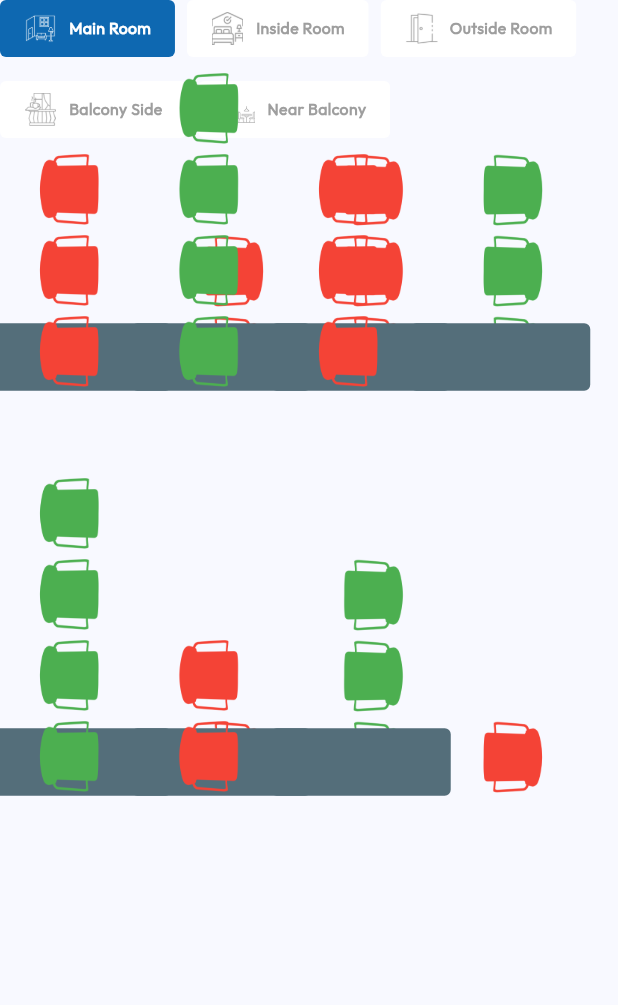
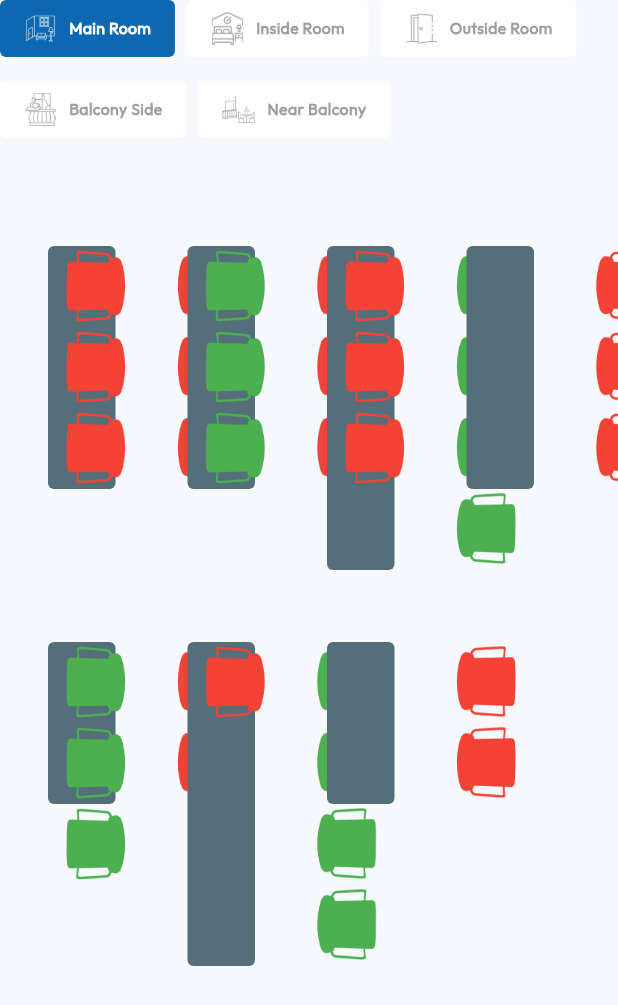
Before and after one commit to MohammedAliDesvtree/kedasrd_desktop, a Flutter app: the TablesView widget shown alone on an empty page, opened directly, on a phone screen of 412 x 824 dp. Shown: the top 1005 px of the screen. Run offline on Flutter 3.47's test engine with Material 3 defaults, Android fonts, the phone set to English and light mode, and no system bars; our stand-ins replace animated_custom_dropdown, dotted_border, get, get_storage, widget_and_text_animator; missing offline and left inert: window_manager; accounts and stored records are empty.

Commit message:
1. Update code for tables view horizontal to vertical

```diff
--- a/lib/views/restaurant/tables_view.dart
+++ b/lib/views/restaurant/tables_view.dart
@@ -59,11 +59,12 @@ class _TablesViewState extends State<TablesView> {
                 shrinkWrap: true,
                 physics:
                     const NeverScrollableScrollPhysics(), // Disable scrolling to avoid conflicts
-                gridDelegate: const SliverGridDelegateWithFixedCrossAxisCount(
+                gridDelegate: SliverGridDelegateWithFixedCrossAxisCount(
                   crossAxisCount: 4, // 3 tables per row
                   crossAxisSpacing: 16.0,
-                  mainAxisSpacing: 90.0,
-                  mainAxisExtent: 180, // Adjust height dynamically
+                  mainAxisSpacing: 16.0,
+                  mainAxisExtent:
+                      calculateMaxMainAxisExtent(), // Adjust height dynamically
                 ),
                 itemCount: tableLength,
                 itemBuilder: (context, index) => customNewTables(
@@ -76,40 +77,51 @@ class _TablesViewState extends State<TablesView> {
     );
   }
 
+  // Calculate the maximum needed mainAxisExtent for all tables
+  double calculateMaxMainAxisExtent() {
+    const double baseHeight = 0.0; // Base container height
+    const double chairHeight = 54.0; // Height per chair
+    const double padding = 32.0; // Additional padding
+
+    // Find the maximum chair count
+    int maxChairCount = controller.randomNumbers
+        .reduce((max, value) => max > value ? max : value);
+
+    return baseHeight + (chairHeight * (maxChairCount / 2).ceil()) + padding;
+  }
+
   Widget customNewTables(int index, int randomNumber, Size size) {
-    // Calculate table width based on number of chairs
-    const double chairWidth = 54.0; // width per chair
-    final double tableWidth = (chairWidth * (randomNumber / 2).ceil());
+    // Calculate table height based on number of chairs (switching width to height)
+    const double chairHeight = 54.0; // height per chair
+    final double tableHeight = (chairHeight * (randomNumber / 2).ceil());
 
-    return Transform.rotate(
-      angle: -1.57,
-      child: MouseRegion(
+    return MouseRegion(
       cursor: SystemMouseCursors.click, // Changes cursor to hand
       child: GestureDetector(
         onTap: () => Constants.openDialog(
           context: context,
           title: "Enter Code to Continue",
           btnText1: "Submit",
-            child:
-                const CustomTextInput(hintText: "Enter code", isNumber: true),
+          child: const CustomTextInput(hintText: "Enter code", isNumber: true),
           height: size.height / 2.5,
         ),
         child: Container(
-            height: 124.0, // Increased height to accommodate chairs
-            width: size.width / 4.0,
+          height: size.height / 4.0,
+          width: 124.0,
           padding: const EdgeInsets.all(16.0),
-            child: Column(
+          child: Row(
+            crossAxisAlignment: CrossAxisAlignment.start,
             children: [
               // Table and chairs visualization
               Expanded(
                 child: Stack(
                   clipBehavior: Clip.none,
-                    alignment: Alignment.center,
+                  alignment: Alignment.topCenter,
                   children: [
                     // Table
                     Container(
-                        height: 120,
-                        width: tableWidth,
+                      height: tableHeight,
+                      width: 120,
                       decoration: BoxDecoration(
                         color: Colors.blueGrey[600],
                         borderRadius: BorderRadius.circular(4),
@@ -119,10 +131,12 @@ class _TablesViewState extends State<TablesView> {
                     ...List.generate(
                       (randomNumber / 2).ceil(),
                       (i) => Positioned(
-                          top: -48.0,
-                          left: i * chairWidth,
+                        left: 82.0,
+                        top: i * chairHeight,
                         child: Padding(
-                            padding: const EdgeInsets.only(left: 2.0),
+                          padding: const EdgeInsets.only(top: 6.0),
+                          child: Transform.rotate(
+                            angle: -1.5708, // -90 degrees in radians
                             child: Image.asset(
                               Images.newChair,
                               height: 41.0,
@@ -134,16 +148,17 @@ class _TablesViewState extends State<TablesView> {
                           ),
                         ),
                       ),
+                    ),
                     // Bottom chairs
                     ...List.generate(
                       (randomNumber / 2).floor(),
                       (i) => Positioned(
-                          bottom: -48.0,
-                          left: i * chairWidth,
+                        right: 82.0,
+                        top: i * chairHeight,
                         child: Padding(
-                            padding: const EdgeInsets.only(left: 2.0),
+                          padding: const EdgeInsets.only(top: 6.0),
                           child: Transform.rotate(
-                              angle: 3.14159, // 180 degrees in radians(
+                            angle: 1.5708, // 90 degrees in radians
                             child: Image.asset(
                               Images.newChair,
                               height: 41.0,
@@ -163,7 +178,6 @@ class _TablesViewState extends State<TablesView> {
           ),
         ),
       ),
-      ),
     );
   }
 }
```
Lines whose indentation alone changed are shown as unchanged.
